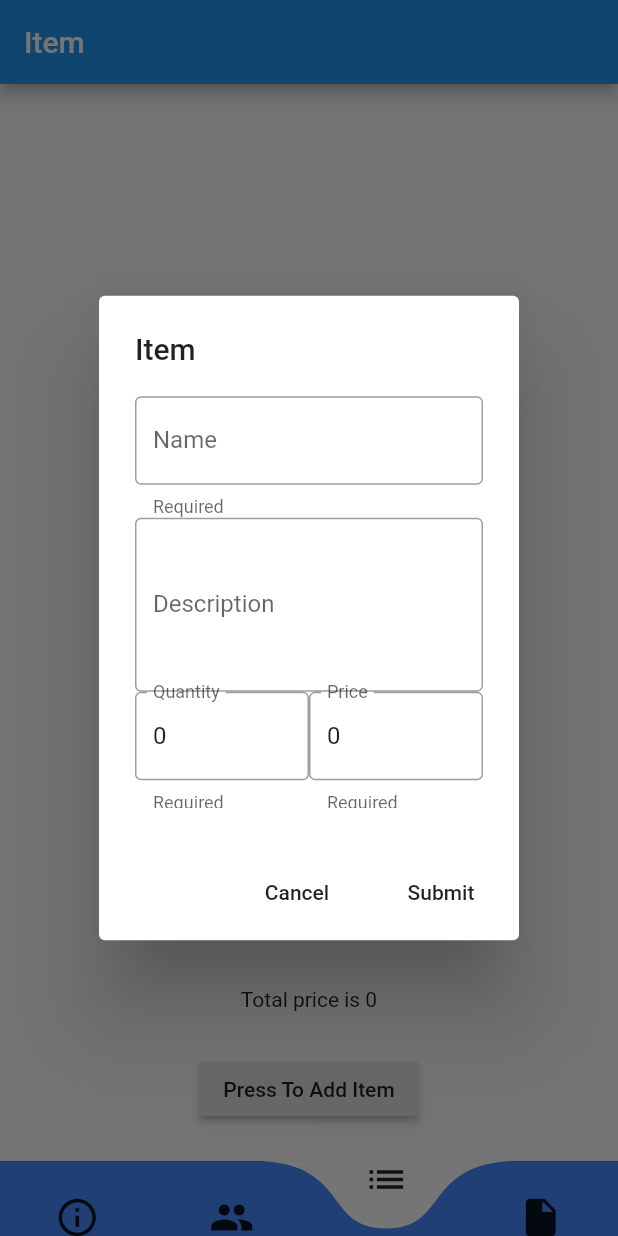
After one commit to sahariardev/invoice_app, a Flutter app: the screen it shows after launch, item 3 of the bottom bar chosen, after a tap on "Press To Add Item", on a phone screen of 412 x 824 dp. The commit adds this screen. Run offline on Flutter 3.47's test engine with Material 2 defaults, Android fonts, the phone set to English and light mode, and no system bars; drawn by our look-alikes of curved_navigation_bar; our stand-ins replace flutter_redux, redux.

Commit message:
Implemented Item feature

```diff
--- a/lib/model/invoice.dart
+++ b/lib/model/invoice.dart
@@ -1,4 +1,6 @@
 import 'package:invoice_generator/model/BillingInfo.dart';
+import 'dart:convert';
+import 'item.dart';
 
 class Invoice {
   int _id;
@@ -13,6 +15,8 @@ class Invoice {
 
   BillingInfo _customerInfo;
 
+  List<Item> _items = List();
+
   Invoice() {}
 
   Invoice.fromOld(Invoice old) {
@@ -22,6 +26,7 @@ class Invoice {
     _jobDescription = old.jobDescription;
     _companyInfo = BillingInfo.fromOld(old.companyInfo);
     _customerInfo = BillingInfo.fromOld(old.customerInfo);
+    _items = _getItemsFromOld(old.items);
   }
 
   int get id => _id;
@@ -48,7 +53,6 @@ class Invoice {
     _dateIssued = value;
   }
 
-
   BillingInfo get companyInfo => _companyInfo;
 
   set companyInfo(BillingInfo value) {
@@ -65,4 +69,19 @@ class Invoice {
   set customerInfo(BillingInfo value) {
     _customerInfo = value;
   }
+
+  get items => _items;
+
+  set items(value) {
+    _items = value;
+  }
+
+  List<Item> _getItemsFromOld(items) {
+    List<Item> items = List();
+    items.forEach((element) {
+      items.add(new Item.fromOld(element));
+    });
+
+    return items;
+  }
 }
--- /dev/null
+++ b/lib/model/item.dart
@@ -0,0 +1,53 @@
+class Item {
+  String _name;
+  String _description;
+  int _cost;
+  int _qty;
+
+  Item() {}
+
+  Item.fromOld(Item item){
+    _name = item.name;
+    _description = item.description;
+    _cost = item.cost;
+    _qty = item.qty;
+  }
+
+  int get qty => _qty;
+
+  set qty(int value) {
+    _qty = value;
+  }
+
+  int get cost => _cost;
+
+  set cost(int value) {
+    _cost = value;
+  }
+
+  String get description => _description;
+
+  set description(String value) {
+    _description = value;
+  }
+
+  String get name => _name;
+
+  set name(String value) {
+    _name = value;
+  }
+
+  @override
+  bool operator ==(Object other) =>
+      identical(this, other) ||
+      other is Item &&
+          runtimeType == other.runtimeType &&
+          _name == other._name &&
+          _description == other._description &&
+          _cost == other._cost &&
+          _qty == other._qty;
+
+  @override
+  int get hashCode =>
+      _name.hashCode ^ _description.hashCode ^ _cost.hashCode ^ _qty.hashCode;
+}
--- a/lib/pages/BottomNavBar.dart
+++ b/lib/pages/BottomNavBar.dart
@@ -3,7 +3,7 @@ import 'package:curved_navigation_bar/curved_navigation_bar.dart';
 
 import 'Info.dart';
 import 'Customer.dart';
-import 'Item.dart';
+import 'ItemPage.dart';
 import 'Preview.dart';
 
 
@@ -17,7 +17,7 @@ class _BottomNavBarState extends State<BottomNavBar> {
   GlobalKey _bottomNavigationKey = GlobalKey();
   final Info infoPage = new Info();
   Customer customerPage = new Customer();
-  final Item itemPage = new Item();
+  final ItemPage itemPage = new ItemPage();
   Preview previewPage = new Preview();
 
   @override
--- a/lib/pages/Item.dart
+++ /dev/null
@@ -1,23 +0,0 @@
-import 'package:flutter/material.dart';
-
-class Item extends StatefulWidget {
-  @override
-  State<StatefulWidget> createState() {
-    // TODO: implement createState
-    return new ItemState();
-  }
-}
-
-class ItemState extends State<Item> {
-  @override
-  Widget build(BuildContext context) {
-    return Scaffold(
-      appBar: AppBar(
-        title: Text("Item"),
-      ),
-      body: Container(
-        child: Center(child: Text("Item Page")),
-      ),
-    );
-  }
-}
--- /dev/null
+++ b/lib/pages/ItemPage.dart
@@ -0,0 +1,241 @@
+import 'package:flutter/material.dart';
+import 'package:flutter_redux/flutter_redux.dart';
+import 'package:invoice_generator/model/item.dart';
+import 'package:invoice_generator/redux/action.dart';
+import 'package:invoice_generator/redux/app_state.dart';
+
+class ItemPage extends StatefulWidget {
+  @override
+  State<StatefulWidget> createState() {
+    // TODO: implement createState
+    return new ItemPageState();
+  }
+}
+
+class ItemPageState extends State<ItemPage> {
+  final _formKey = GlobalKey<FormState>();
+  Item item = new Item();
+
+  @override
+  Widget build(BuildContext context) {
+    return Scaffold(
+      appBar: AppBar(
+        title: Text("Item"),
+      ),
+      body: StoreConnector<AppState, AppState>(
+        converter: (store) => store.state,
+        builder: (storeContext, state) {
+          return Container(
+            child: Column(
+              children: <Widget>[
+                Flexible(flex: 8, child: _getItemsList(state)),
+                Flexible(
+                  flex: 1,
+                  child: _getTotalCost(state),
+                ),
+                Flexible(
+                    flex: 1,
+                    child: RaisedButton(
+                      child: Text("Press To Add Item"),
+                      onPressed: () {
+                        _openItemFormDialog(storeContext, state);
+                      },
+                    ))
+              ],
+            ),
+          );
+        },
+      ),
+    );
+  }
+
+  _getItemsList(state) {
+    List<Item> items = state.invoice.items;
+    return new ListView.builder(
+        itemCount: items.length,
+        itemBuilder: (BuildContext ctx, int index) {
+          return _itemCard(items[index]);
+        });
+  }
+
+  Widget _itemCard(Item item) {
+    int itemPrice = item.cost * item.qty;
+    return Card(
+      child: Column(
+        children: <Widget>[
+          Text(item.name),
+          Text(item.description),
+          Text(item.cost.toString()),
+          Text(item.qty.toString()),
+          Text(itemPrice.toString())
+        ],
+      ),
+    );
+  }
+
+  _openItemFormDialog(stateContext, state) {
+    showDialog(
+        context: stateContext,
+        barrierDismissible: true,
+        builder: (BuildContext context) {
+          return AlertDialog(
+            title: const Text('Item'),
+            content: Form(
+              key: _formKey,
+              child: Container(
+                height: (MediaQuery.of(context).size.height) / 3,
+                child: Container(
+                  child: _getItemFormFields(stateContext, state),
+                ),
+              ),
+            ),
+            actions: <Widget>[
+              FlatButton(
+                child: Text("Cancel"),
+                onPressed: () {
+                  Navigator.of(context).pop();
+                  item = new Item();
+                },
+              ),
+              FlatButton(
+                child: Text("Submit"),
+                onPressed: () {
+                  if (_formKey.currentState.validate()) {
+                    _formKey.currentState.save();
+                    Navigator.of(context).pop();
+                    StoreProvider.of<AppState>(stateContext)
+                        .dispatch(AddItem(item));
+                    item = new Item();
+                  }
+                },
+              )
+            ],
+          );
+        });
+  }
+
+  Widget _getItemFormFields(context, state) {
+    String name = item.name != null ? item.name : "";
+
+    String description = item.description != null ? item.description : "";
+
+    int qty = item.qty != null ? item.qty : 0;
+
+    int price = item.cost != null ? item.cost : 0;
+
+    return ListView(
+      children: <Widget>[
+        getName(name, (val) {
+          item.name = val;
+        }),
+        getDescription(description, (val) {
+          item.description = val;
+        }),
+        Row(
+          children: <Widget>[
+            Flexible(
+                child: getQuantity(qty.toString(), (val) {
+              item.qty = int.parse(val);
+            })),
+            Flexible(
+                child: getPrice(price.toString(), (val) {
+              item.cost = int.parse(val);
+            }))
+          ],
+        )
+      ],
+    );
+  }
+
+  Widget getName(String initialValue, Function function) {
+    return TextFormField(
+      decoration: InputDecoration(
+          border: OutlineInputBorder(),
+          helperText: "Required",
+          labelText: "Name"),
+      autofocus: false,
+      autovalidate: false,
+      initialValue: initialValue,
+      onSaved: (val) {
+        function(val);
+      },
+      validator: (String val) {
+        if (val.length < 3) {
+          return "Please enter a valid name";
+        }
+
+        return null;
+      },
+    );
+  }
+
+  Widget getDescription(String initialValue, Function function) {
+    return TextFormField(
+      decoration: InputDecoration(
+          border: OutlineInputBorder(), labelText: "Description"),
+      autofocus: false,
+      autovalidate: false,
+      maxLines: 4,
+      initialValue: initialValue,
+      onSaved: (val) {
+        function(val);
+      },
+      validator: (String val) {
+        return null;
+      },
+    );
+  }
+
+  Widget getPrice(String initialValue, Function function) {
+    return TextFormField(
+      decoration: InputDecoration(
+          border: OutlineInputBorder(),
+          helperText: "Required",
+          labelText: "Price"),
+      autofocus: false,
+      keyboardType: TextInputType.number,
+      autovalidate: false,
+      initialValue: initialValue,
+      onSaved: (val) {
+        function(val);
+      },
+      validator: (String val) {
+        return null;
+      },
+    );
+  }
+
+  Widget getQuantity(String initialValue, Function function) {
+    return TextFormField(
+      decoration: InputDecoration(
+          border: OutlineInputBorder(),
+          helperText: "Required",
+          labelText: "Quantity"),
+      autofocus: false,
+      keyboardType: TextInputType.number,
+      autovalidate: false,
+      initialValue: initialValue,
+      onSaved: (val) {
+        function(val);
+      },
+      validator: (String val) {
+        if (int.parse(val) <= 0) {
+          return "Quantity can not be less than or equal to zero";
+        }
+        return null;
+      },
+    );
+  }
+
+  _getTotalCost(AppState state) {
+    List<Item> items = state.invoice.items;
+    int sumOfProducts = 0;
+    items.forEach((element) {
+      sumOfProducts += element.qty * element.cost;
+    });
+
+    return Center(
+      child: Text("Total price is " + sumOfProducts.toString()),
+    );
+  }
+}
--- a/lib/redux/action.dart
+++ b/lib/redux/action.dart
@@ -1,4 +1,5 @@
 import 'package:invoice_generator/model/BillingInfo.dart';
+import 'package:invoice_generator/model/item.dart';
 
 class AddFormId {
   final int payload;
@@ -33,3 +34,8 @@ class AddJobDescription{
   final String payload;
   AddJobDescription(this.payload);
 }
+
+class AddItem {
+  final Item payload;
+  AddItem(this.payload);
+}
--- a/lib/redux/reducers.dart
+++ b/lib/redux/reducers.dart
@@ -1,4 +1,5 @@
 import 'package:invoice_generator/model/BillingInfo.dart';
+import 'package:invoice_generator/model/item.dart';
 import 'package:invoice_generator/redux/app_state.dart';
 
 import 'action.dart';
@@ -11,13 +12,20 @@ AppState reducer(AppState prevState, dynamic action) {
   } else if (action is AddDateDue) {
     newState.invoice.dateDue = action.payload;
   } else if (action is AddDateIssued) {
-     newState.invoice.dateIssued = action.payload;
-  }else if(action is AddCompanyInfo){
+    newState.invoice.dateIssued = action.payload;
+  } else if (action is AddCompanyInfo) {
     newState.invoice.companyInfo = BillingInfo.fromOld(action.payload);
-  }else if(action is AddCustomerInfo){
+  } else if (action is AddCustomerInfo) {
     newState.invoice.customerInfo = BillingInfo.fromOld(action.payload);
   } else if (action is AddJobDescription) {
     newState.invoice.jobDescription = action.payload;
+  } else if (action is AddItem) {
+    List<Item> items = List();
+    prevState.invoice.items.forEach((item) {
+      items.add(Item.fromOld(item));
+    });
+    items.add(Item.fromOld(action.payload));
+    newState.invoice.items = items;
   }
 
   return newState;
```
